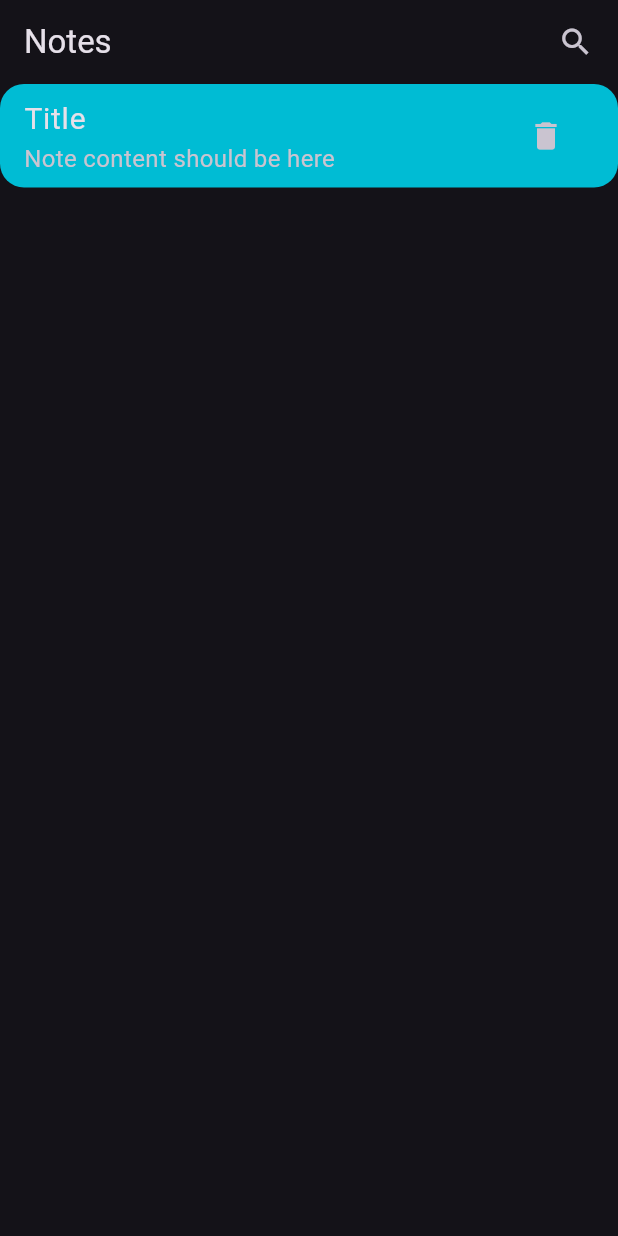
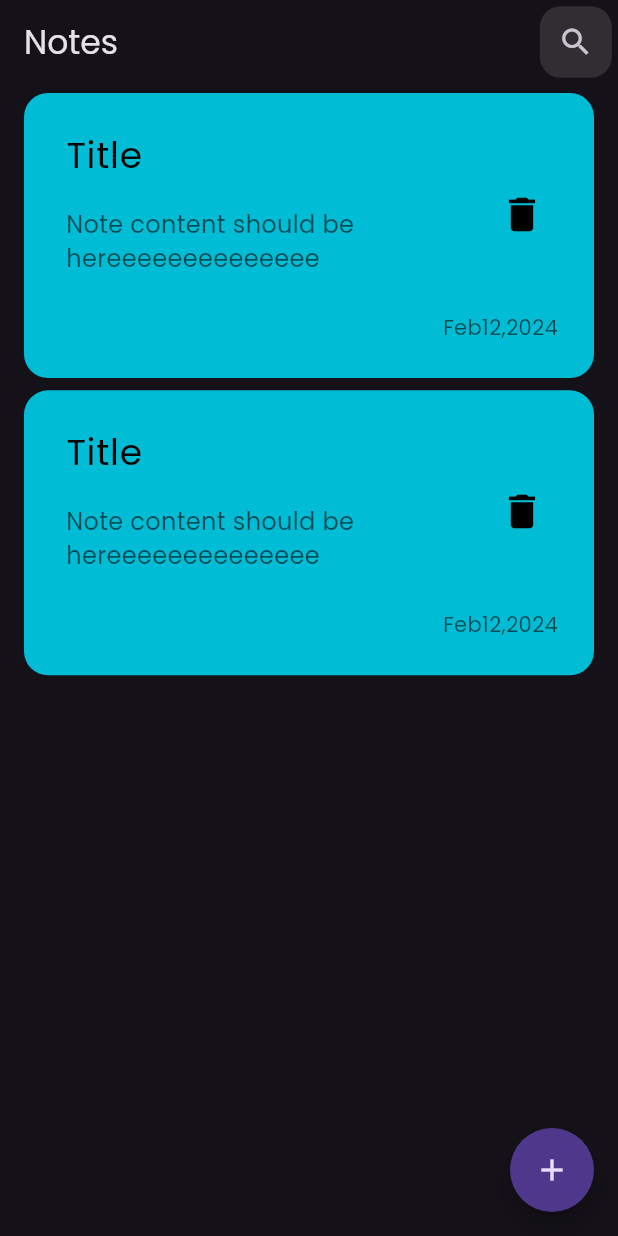
Before and after one commit to MoAce8/Notes_App, a Flutter app: the screen it shows after launch, on a phone screen of 412 x 824 dp. Run offline on Flutter 3.47's test engine with Material 3 defaults, Android fonts, the phone set to English and light mode, and no system bars.

Commit message:
edit note item and show model bottom sheet

```diff
--- a/lib/main.dart
+++ b/lib/main.dart
@@ -17,6 +17,7 @@ class MyApp extends StatelessWidget {
       theme: ThemeData(
         brightness: Brightness.dark,
         useMaterial3: true,
+        fontFamily: 'Poppins'
       ),
       home: const HomeScreen(),
     );
--- a/lib/screens/home/home_screen.dart
+++ b/lib/screens/home/home_screen.dart
@@ -1,5 +1,6 @@
 import 'package:flutter/material.dart';
 import 'package:notes_app/screens/home/widgets/notes_item.dart';
+import 'package:notes_app/screens/new_note/add_new_sheet.dart';
 import 'package:notes_app/shared/constants.dart';
 
 class HomeScreen extends StatelessWidget {
@@ -13,14 +14,45 @@ class HomeScreen extends StatelessWidget {
         actions: [
           Container(
             padding: EdgeInsets.all(screenWidth(context) * 0.01),
-            child: IconButton(
-              onPressed: () {},
-              icon: const Icon(Icons.search),
+            child: Container(
+              decoration: BoxDecoration(
+                  borderRadius: BorderRadius.circular(14),
+                  color: Colors.grey.withOpacity(.2)),
+              child: IconButton(
+                onPressed: () {},
+                icon: const Icon(Icons.search),
+              ),
             ),
           )
         ],
       ),
-      body: const NotesItem(),
+      body: ListView.separated(
+        padding: EdgeInsets.only(
+          top: 6,
+          left: 16,
+          right: 16,
+        ),
+        itemBuilder: (context, index) => NotesItem(),
+        separatorBuilder: (context, index) =>
+            SizedBox(
+              height: screenHeight(context) * .01,
+            ),
+        itemCount: 2,
+      ),
+      floatingActionButton: FloatingActionButton(
+        onPressed: () {
+          showModalBottomSheet(
+            shape: RoundedRectangleBorder(
+              borderRadius: BorderRadius.only(
+                topLeft: Radius.circular(16),
+                topRight: Radius.circular(16),
+              )
+            ),
+            context: context, builder: (context) => NewNoteSheet(),);
+        },
+        child: Icon(Icons.add),
+        shape: CircleBorder(),
+      ),
     );
   }
 }
--- a/lib/screens/home/widgets/notes_item.dart
+++ b/lib/screens/home/widgets/notes_item.dart
@@ -6,25 +6,54 @@ class NotesItem extends StatelessWidget {
   @override
   Widget build(BuildContext context) {
     return Container(
+      padding: EdgeInsets.only(
+        top: 16,
+        bottom: 24,
+        left: 12
+      ),
       decoration: BoxDecoration(
-        color: Colors.cyan,
-        borderRadius: BorderRadius.circular(16)
-      ),
-      child: ListTile(
+          color: Colors.cyan, borderRadius: BorderRadius.circular(16)),
+      child: Column(
+        mainAxisSize: MainAxisSize.min,
+        crossAxisAlignment: CrossAxisAlignment.end,
+        children: [
+          ListTile(
             title: const Text(
               'Title',
               style: TextStyle(
-            fontSize: 20,
+                fontSize: 24,
+                color: Colors.black,
               ),
             ),
-        subtitle: const Text(
-          'Note content should be here',
-          style: TextStyle(fontSize: 16),
+            subtitle: Padding(
+              padding: const EdgeInsets.only(top: 16,bottom: 16),
+              child:  Text(
+                'Note content should be hereeeeeeeeeeeeee',
+                style: TextStyle(
+                  fontSize: 16,
+                  color: Colors.black.withOpacity(.6),
+                ),
+              ),
             ),
             trailing: IconButton(
               onPressed: () {},
-          icon: const Icon(Icons.delete),
+              icon: const Icon(
+                Icons.delete,
+                color: Colors.black,
+                size: 30,
               ),
+            ),
+          ),
+          Padding(
+            padding: const EdgeInsets.only(right: 24),
+            child: Text(
+              'Feb12,2024',
+              style: TextStyle(
+                color: Colors.black.withOpacity(.6)
+              ),
+            ),
+          )
+        ],
       ),
     );
   }
```
Also changed, not shown: lib/screens/new_note/add_new_sheet.dart (added, +17 -0 lines), lib/shared/widgets/custom_text_field.dart (added, +59 -0 lines), pubspec.yaml (+5 -4 lines), assets/fonts/Poppins-Regular.ttf (added), pubspec.lock. Lines whose indentation alone changed are shown as unchanged.
